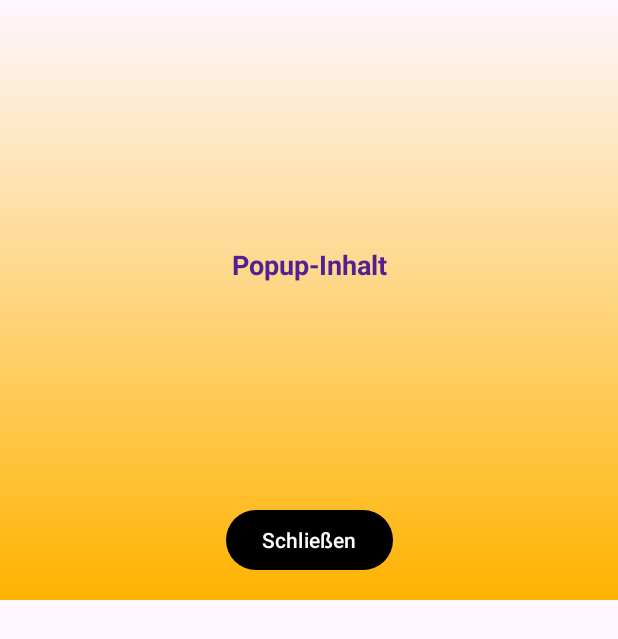
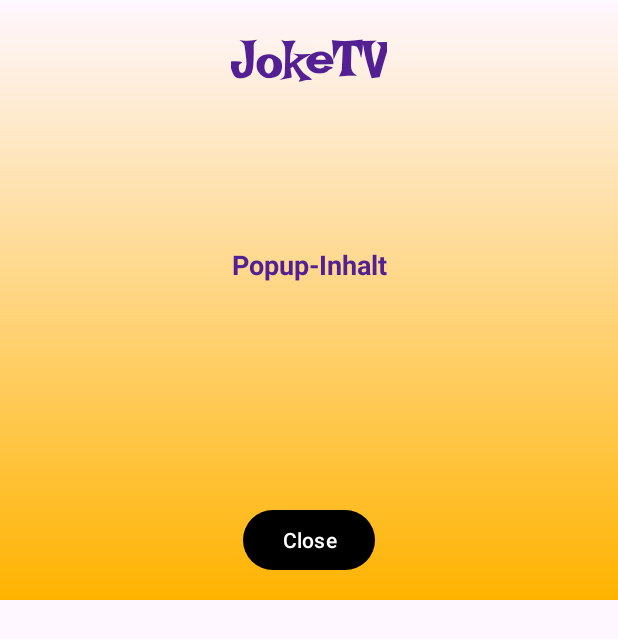
Before and after one commit to Aliiiiii87/MindMaster, an Android app: the layout popup_layout.xml on its own in the app's theme, with its tools: preview values and no code run, on a phone screen of 412 x 824 dp. Shown: the top 639 px of the screen. Run offline under Robolectric (Android 15) with nearby library versions, the phone set to English and light mode, and no system bars.

Commit message:
HomeFragemnt/JokeApi / Course Fragemnt / Animation / Logik

```diff
--- a/app/src/main/res/layout/popup_layout.xml
+++ b/app/src/main/res/layout/popup_layout.xml
@@ -2,6 +2,7 @@
 <androidx.constraintlayout.widget.ConstraintLayout
     xmlns:android="http://schemas.android.com/apk/res/android"
     xmlns:app="http://schemas.android.com/apk/res-auto"
+    xmlns:tools="http://schemas.android.com/tools"
     android:layout_width="match_parent"
     android:background="@drawable/caregory_cardview"
     android:layout_height="400dp"
@@ -26,9 +27,24 @@
         android:id="@+id/closeButton"
         android:layout_width="wrap_content"
         android:layout_height="wrap_content"
-        android:text="Schließen"
+        android:text="Close"
         app:layout_constraintBottom_toBottomOf="parent"
+        app:layout_constraintEnd_toEndOf="parent"
+        app:layout_constraintStart_toStartOf="parent" />
+
+    <TextView
+        android:id="@+id/JokeTV"
+        android:layout_width="wrap_content"
+        android:layout_height="wrap_content"
+        android:layout_marginBottom="100dp"
+        android:fontFamily="@font/irish_grover_regular"
+        android:text="JokeTV"
+        android:textSize="34sp"
+        android:textColor="@color/dark_purple"
+        android:textStyle="bold"
+        app:layout_constraintBottom_toTopOf="@+id/popupText"
+        app:layout_constraintEnd_toEndOf="parent"
         app:layout_constraintStart_toStartOf="parent"
-        app:layout_constraintEnd_toEndOf="parent" />
+        app:layout_constraintTop_toTopOf="parent" />
 
 </androidx.constraintlayout.widget.ConstraintLayout>
```
